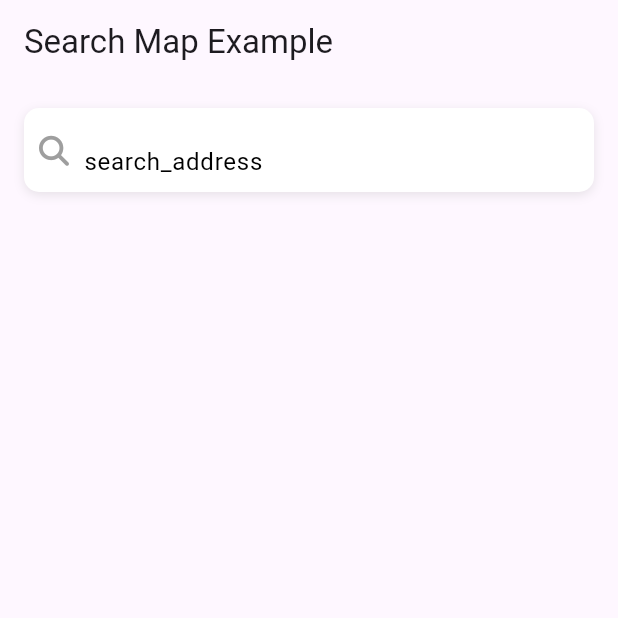
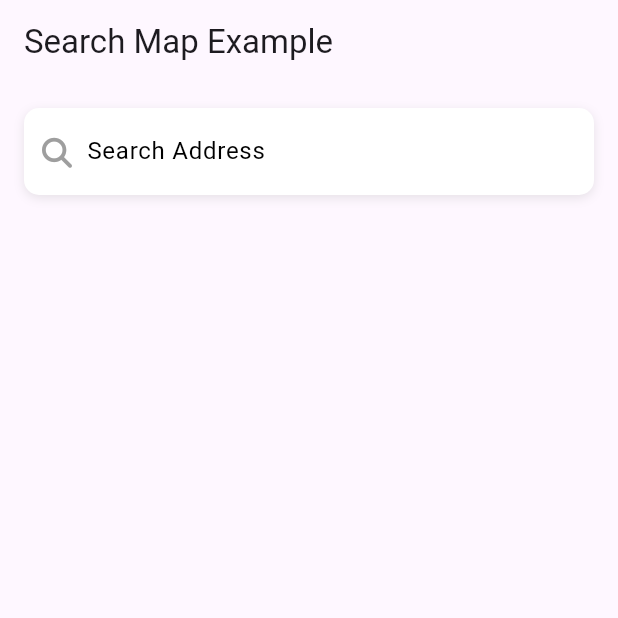
Before and after one commit to MZzzNn/search_map, a Flutter app: the screen it shows after launch, on a phone screen of 412 x 824 dp, the top half of it. Run offline on Flutter 3.47's test engine with Material 3 defaults, Android fonts, the phone set to English and light mode, and no system bars; our stand-ins replace dartz, easy_localization, font_awesome_flutter.

Commit message:
:ambulance: Fixing dynamic style of search

```diff
--- a/example/lib/main.dart
+++ b/example/lib/main.dart
@@ -9,7 +9,7 @@ void main() async {
   runApp(
     EasyLocalization(
       supportedLocales: [Locale('en'), Locale('es'), Locale('ar')],
-      path: 'assets/translations',
+      path: 'assets/langs',
       fallbackLocale: Locale('en'),
       child: MyApp(),
     ),
@@ -17,6 +17,7 @@ void main() async {
 }
 
 class MyApp extends StatelessWidget {
+  const MyApp({super.key});
   @override
   Widget build(BuildContext context) {
     return MaterialApp(
@@ -24,7 +25,7 @@ class MyApp extends StatelessWidget {
       supportedLocales: context.supportedLocales,
       locale: context.locale,
       home: Scaffold(
-        appBar: AppBar(title: Text('Search Map Example')),
+        appBar: AppBar(title: const Text('Search Map Example')),
         body: Padding(
           padding: const EdgeInsets.all(16.0),
           child: SearchMap(
--- a/lib/search_map.dart
+++ b/lib/search_map.dart
@@ -11,19 +11,20 @@ import 'package:dartz/dartz.dart' hide State;
 import 'package:http/http.dart' as http;
 
 part 'src/api/api_service.dart';
-
 part 'src/models/prediction.dart';
 
 class SearchMap extends StatefulWidget {
   final String apiKey;
   final FocusNode focusNode;
   final Function(PlaceDetails) onClickAddress;
+  final InputDecoration? decoration;
 
   const SearchMap({
     Key? key,
     required this.apiKey,
     required this.focusNode,
     required this.onClickAddress,
+    this.decoration,
   }) : super(key: key);
 
   @override
@@ -44,7 +45,6 @@ class _SearchMapState extends State<SearchMap> {
   void initState() {
     super.initState();
     _apiService = ApiService(widget.apiKey);
-
     _searchController.addListener(_onTextChanged);
   }
 
@@ -63,8 +63,8 @@ class _SearchMapState extends State<SearchMap> {
   Future<void> _fetchPredictions(String query) async {
     final result = await _apiService.getAutocompletePredictions(query);
     result.fold(
-      (error) => log('Error: $error'),
-      (predictions) {
+          (error) => log('Error: $error'),
+          (predictions) {
         setState(() {
           _predictions = predictions;
         });
@@ -77,8 +77,8 @@ class _SearchMapState extends State<SearchMap> {
     _showOverlay = false;
     final result = await _apiService.getPlaceDetails(prediction.placeId!);
     result.fold(
-      (error) => log('Error: $error'),
-      (details) {
+          (error) => log('Error: $error'),
+          (details) {
         widget.onClickAddress(details);
         setState(() {
           _searchController.text = prediction.description ?? '';
@@ -115,8 +115,7 @@ class _SearchMapState extends State<SearchMap> {
   }
 
   OverlayEntry _createOverlayEntry() {
-    final renderBox =
-        _textFieldKey.currentContext?.findRenderObject() as RenderBox;
+    final renderBox = _textFieldKey.currentContext?.findRenderObject() as RenderBox;
     final size = renderBox.size;
     final offset = renderBox.localToGlobal(Offset.zero);
 
@@ -143,6 +142,49 @@ class _SearchMapState extends State<SearchMap> {
     );
   }
 
+  InputDecoration _defaultDecoration() {
+    return InputDecoration(
+      isCollapsed: true, // Ensures correct centering of text content
+      contentPadding: const EdgeInsets.symmetric(vertical: 12), // Center-align hint and label
+      border: InputBorder.none,
+      enabledBorder: InputBorder.none,
+      focusedBorder: InputBorder.none,
+      labelText: tr('search_address'),
+      hintText: tr('search_address'),
+      labelStyle: const TextStyle(color: Colors.black),
+      hintStyle: const TextStyle(color: Color(0xFFA3A3A3)),
+      alignLabelWithHint: true,
+      floatingLabelBehavior: FloatingLabelBehavior.never,
+      suffixIcon: AnimatedCrossFade(
+        duration: const Duration(milliseconds: 200),
+        firstChild: IconButton(
+          padding: EdgeInsets.zero,
+          icon: const Icon(
+            FontAwesomeIcons.xmark,
+            size: 20,
+            color: Color(0xFFA3A3A3),
+          ),
+          onPressed: () {
+            _searchController.clear();
+            widget.focusNode.unfocus();
+          },
+        ),
+        secondChild: const SizedBox(),
+        crossFadeState: _searchController.text.isNotEmpty
+            ? CrossFadeState.showFirst
+            : CrossFadeState.showSecond,
+      ),
+    );
+  }
+
+  InputDecoration _buildDecoration() {
+    return widget.decoration?.copyWith(
+      contentPadding: widget.decoration?.contentPadding ??
+          const EdgeInsets.symmetric(vertical: 12),
+    ) ??
+        _defaultDecoration();
+  }
+
   @override
   Widget build(BuildContext context) {
     return Container(
@@ -157,7 +199,7 @@ class _SearchMapState extends State<SearchMap> {
           ),
         ],
       ),
-      padding: const EdgeInsets.symmetric(horizontal: 10),
+      padding: const EdgeInsets.symmetric(horizontal: 12,vertical: 5),
       child: Row(
         children: [
           const Icon(
@@ -171,41 +213,7 @@ class _SearchMapState extends State<SearchMap> {
               key: _textFieldKey,
               controller: _searchController,
               focusNode: widget.focusNode,
-              decoration: InputDecoration(
-                border: InputBorder.none,
-                enabledBorder: InputBorder.none,
-                focusedBorder: InputBorder.none,
-                focusedErrorBorder: InputBorder.none,
-                disabledBorder: InputBorder.none,
-                errorBorder: InputBorder.none,
-                labelText: tr('search_address'),
-                hintText: tr('search_address'),
-                labelStyle: const TextStyle(color: Colors.black),
-                hintStyle: const TextStyle(color: Color(0xFFA3A3A3)),
-                alignLabelWithHint: true,
-                floatingLabelBehavior: FloatingLabelBehavior.never,
-                suffixIcon: AnimatedCrossFade(
-                  duration: const Duration(milliseconds: 200),
-                  firstChild: IconButton(
-                    icon: const Icon(
-                      FontAwesomeIcons.xmark,
-                      size: 20,
-                      color: Color(0xFFA3A3A3),
-                    ),
-                    onPressed: () {
-                      _searchController.clear();
-                      widget.focusNode.unfocus();
-                      _searchController.clear();
-                    },
-                  ),
-                  secondChild: const SizedBox(),
-                  crossFadeState: _searchController.text.isNotEmpty
-                      ? CrossFadeState.showFirst
-                      : CrossFadeState.showSecond,
-                ),
-                isCollapsed: false,
-                isDense: false,
-              ),
+              decoration: _buildDecoration(),
               textAlign: TextAlign.start,
               keyboardType: TextInputType.streetAddress,
               maxLines: 1,
--- a/pubspec.yaml
+++ b/pubspec.yaml
@@ -1,6 +1,6 @@
 name: search_map
 description: "A Flutter package for integrating Google Maps Places API with autocomplete and place details retrieval."
-version: 0.0.1
+version: 0.0.2
 homepage: https://github.com/MZzzNn/search_map
 
 environment:
```
